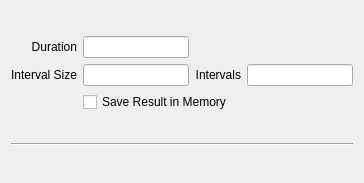
First picture: the form in copasi/UI/CQTSSAWidget.ui, repository copasi/COPASI, before the edit.
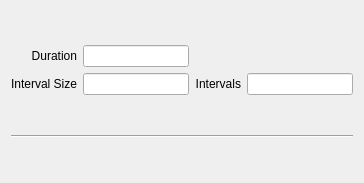
Second picture: the form after the edit. Custom widgets are drawn as their Qt base class.

Commit message: Merged changes from Build-33 into HEAD.

What changed in the file:
```diff
--- a/copasi/UI/CQTSSAWidget.ui
+++ b/copasi/UI/CQTSSAWidget.ui
@@ -83,13 +83,6 @@
        </property>
       </widget>
      </item>
-     <item row="2" column="1" colspan="2">
-      <widget class="QCheckBox" name="mpCheckSave">
-       <property name="text">
-        <string>Save Result in Memory</string>
-       </property>
-      </widget>
-     </item>
     </layout>
    </item>
    <item>
```
Left out of the diff: 6 changed lines with no effect on the pictures. The commit also changes 2 other files.
